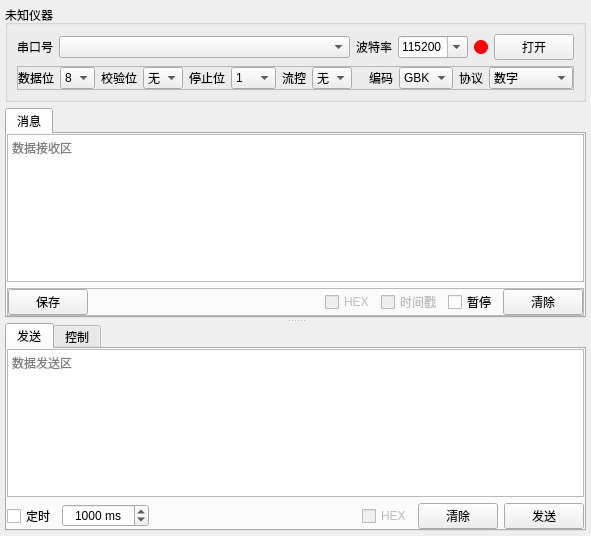
This is start_serial/startcommunication.ui in m-RNA/TemperatureSelfCorrectionBasedOnQtSerial as Qt 5 draws it before an edit. The edited form follows.
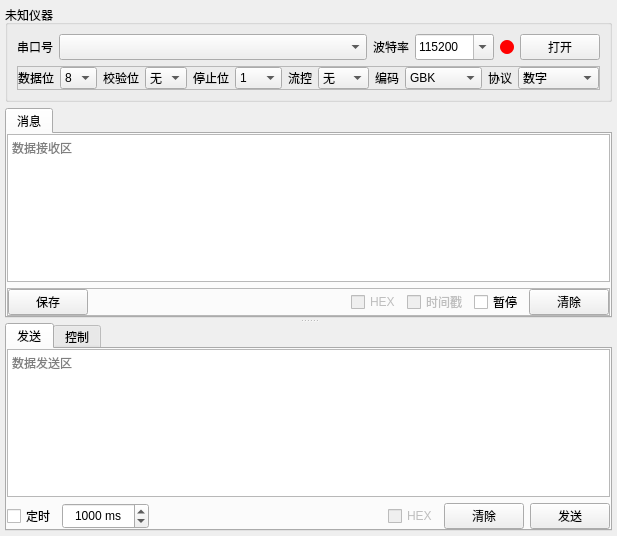
This is the edited form. Icons and pictures are not drawn.

Commit message: 修正：微调界面，使其能显示全汉字

What changed in the file:
```diff
--- a/start_serial/startcommunication.ui
+++ b/start_serial/startcommunication.ui
@@ -68,17 +68,11 @@
          </item>
          <item>
           <widget class="QComboBox" name="cbDataBit">
-           <property name="minimumSize">
-            <size>
-             <width>35</width>
-             <height>0</height>
-            </size>
-           </property>
-           <property name="maximumSize">
-            <size>
-             <width>40</width>
-             <height>16777215</height>
-            </size>
+           <property name="sizePolicy">
+            <sizepolicy hsizetype="Preferred" vsizetype="Preferred">
+             <horstretch>0</horstretch>
+             <verstretch>0</verstretch>
+            </sizepolicy>
            </property>
            <item>
             <property name="text">
@@ -111,17 +105,11 @@
          </item>
          <item>
           <widget class="QComboBox" name="cbCheckBit">
-           <property name="minimumSize">
-            <size>
-             <width>40</width>
-             <height>0</height>
-            </size>
-           </property>
-           <property name="maximumSize">
-            <size>
-             <width>40</width>
-             <height>16777215</height>
-            </size>
+           <property name="sizePolicy">
+            <sizepolicy hsizetype="Preferred" vsizetype="Preferred">
+             <horstretch>0</horstretch>
+             <verstretch>0</verstretch>
+            </sizepolicy>
            </property>
            <item>
             <property name="text">
@@ -149,17 +137,11 @@
          </item>
          <item>
           <widget class="QComboBox" name="cbStopBit">
-           <property name="minimumSize">
-            <size>
-             <width>45</width>
-             <height>0</height>
-            </size>
-           </property>
-           <property name="maximumSize">
-            <size>
-             <width>40</width>
-             <height>16777215</height>
-            </size>
+           <property name="sizePolicy">
+            <sizepolicy hsizetype="Preferred" vsizetype="Preferred">
+             <horstretch>0</horstretch>
+             <verstretch>0</verstretch>
+            </sizepolicy>
            </property>
            <item>
             <property name="text">
@@ -187,17 +169,11 @@
          </item>
          <item>
           <widget class="QComboBox" name="cbFlowCtrl">
-           <property name="minimumSize">
-            <size>
-             <width>40</width>
-             <height>0</height>
-            </size>
-           </property>
-           <property name="maximumSize">
-            <size>
-             <width>40</width>
-             <height>16777215</height>
-            </size>
+           <property name="sizePolicy">
+            <sizepolicy hsizetype="Preferred" vsizetype="Preferred">
+             <horstretch>0</horstretch>
+             <verstretch>0</verstretch>
+            </sizepolicy>
            </property>
            <property name="currentIndex">
             <number>0</number>
@@ -241,11 +217,11 @@
          </item>
          <item>
           <widget class="QComboBox" name="cbEncode">
-           <property name="minimumSize">
-            <size>
-             <width>54</width>
-             <height>0</height>
-            </size>
+           <property name="sizePolicy">
+            <sizepolicy hsizetype="Preferred" vsizetype="Preferred">
+             <horstretch>0</horstretch>
+             <verstretch>0</verstretch>
+            </sizepolicy>
            </property>
            <property name="currentIndex">
             <number>1</number>
@@ -291,11 +267,11 @@
          </item>
          <item>
           <widget class="QComboBox" name="cbAnalyse">
-           <property name="minimumSize">
-            <size>
-             <width>84</width>
-             <height>0</height>
-            </size>
+           <property name="sizePolicy">
+            <sizepolicy hsizetype="Preferred" vsizetype="Preferred">
+             <horstretch>0</horstretch>
+             <verstretch>0</verstretch>
+            </sizepolicy>
            </property>
            <property name="currentIndex">
             <number>1</number>
@@ -359,7 +335,7 @@
            <item>
             <widget class="QComboBox" name="cbSerial">
              <property name="sizePolicy">
-              <sizepolicy hsizetype="Preferred" vsizetype="Fixed">
+              <sizepolicy hsizetype="Expanding" vsizetype="Preferred">
                <horstretch>0</horstretch>
                <verstretch>0</verstretch>
               </sizepolicy>
@@ -368,12 +344,6 @@
            </item>
            <item>
             <widget class="QLabel" name="label_8">
-             <property name="maximumSize">
-              <size>
-               <width>36</width>
-               <height>16777215</height>
-              </size>
-             </property>
              <property name="text">
               <string>波特率</string>
              </property>
@@ -381,17 +351,11 @@
            </item>
            <item>
             <widget class="QComboBox" name="cbBaudrate">
-             <property name="minimumSize">
-              <size>
-               <width>70</width>
-               <height>0</height>
-              </size>
-             </property>
-             <property name="maximumSize">
-              <size>
-               <width>70</width>
-               <height>16777215</height>
-              </size>
+             <property name="sizePolicy">
+              <sizepolicy hsizetype="Preferred" vsizetype="Preferred">
+               <horstretch>0</horstretch>
+               <verstretch>0</verstretch>
+              </sizepolicy>
              </property>
              <property name="editable">
               <bool>true</bool>
@@ -527,11 +491,11 @@
            </item>
            <item>
             <widget class="QPushButton" name="btnSerialSwitch">
-             <property name="maximumSize">
-              <size>
-               <width>80</width>
-               <height>16777215</height>
-              </size>
+             <property name="sizePolicy">
+              <sizepolicy hsizetype="Preferred" vsizetype="Preferred">
+               <horstretch>0</horstretch>
+               <verstretch>0</verstretch>
+              </sizepolicy>
              </property>
              <property name="text">
               <string>打开</string>
@@ -658,7 +622,7 @@
               <bool>false</bool>
              </property>
              <property name="sizePolicy">
-              <sizepolicy hsizetype="Fixed" vsizetype="Fixed">
+              <sizepolicy hsizetype="Preferred" vsizetype="Preferred">
                <horstretch>0</horstretch>
                <verstretch>0</verstretch>
               </sizepolicy>
@@ -674,7 +638,7 @@
               <bool>false</bool>
              </property>
              <property name="sizePolicy">
-              <sizepolicy hsizetype="Fixed" vsizetype="Fixed">
+              <sizepolicy hsizetype="Preferred" vsizetype="Preferred">
                <horstretch>0</horstretch>
                <verstretch>0</verstretch>
               </sizepolicy>
@@ -687,7 +651,7 @@
            <item>
             <widget class="QCheckBox" name="cbPause">
              <property name="sizePolicy">
-              <sizepolicy hsizetype="Fixed" vsizetype="Fixed">
+              <sizepolicy hsizetype="Preferred" vsizetype="Preferred">
                <horstretch>0</horstretch>
                <verstretch>0</verstretch>
               </sizepolicy>
@@ -699,6 +663,12 @@
            </item>
            <item>
             <widget class="QPushButton" name="btnClearRecvTE">
+             <property name="sizePolicy">
+              <sizepolicy hsizetype="Preferred" vsizetype="Preferred">
+               <horstretch>0</horstretch>
+               <verstretch>0</verstretch>
+              </sizepolicy>
+             </property>
              <property name="whatsThis">
               <string>清除</string>
              </property>
@@ -756,7 +726,7 @@
           <item>
            <widget class="QCheckBox" name="cbSendRegular">
             <property name="sizePolicy">
-             <sizepolicy hsizetype="Fixed" vsizetype="Fixed">
+             <sizepolicy hsizetype="Preferred" vsizetype="Preferred">
               <horstretch>0</horstretch>
               <verstretch>0</verstretch>
              </sizepolicy>
@@ -769,7 +739,7 @@
           <item>
            <widget class="QSpinBox" name="spbxRegularTime">
             <property name="sizePolicy">
-             <sizepolicy hsizetype="Preferred" vsizetype="Fixed">
+             <sizepolicy hsizetype="Preferred" vsizetype="Preferred">
               <horstretch>0</horstretch>
               <verstretch>0</verstretch>
              </sizepolicy>
@@ -810,7 +780,7 @@
              <bool>false</bool>
             </property>
             <property name="sizePolicy">
-             <sizepolicy hsizetype="Fixed" vsizetype="Fixed">
+             <sizepolicy hsizetype="Preferred" vsizetype="Preferred">
               <horstretch>0</horstretch>
               <verstretch>0</verstretch>
              </sizepolicy>
@@ -822,6 +792,12 @@
           </item>
           <item>
            <widget class="QPushButton" name="btnClearSendTE">
+            <property name="sizePolicy">
+             <sizepolicy hsizetype="Preferred" vsizetype="Preferred">
+              <horstretch>0</horstretch>
+              <verstretch>0</verstretch>
+             </sizepolicy>
+            </property>
             <property name="text">
              <string>清除</string>
             </property>
@@ -833,6 +809,12 @@
           </item>
           <item>
            <widget class="QPushButton" name="btnSend">
+            <property name="sizePolicy">
+             <sizepolicy hsizetype="Preferred" vsizetype="Preferred">
+              <horstretch>0</horstretch>
+              <verstretch>0</verstretch>
+             </sizepolicy>
+            </property>
             <property name="text">
              <string>发送</string>
             </property>
```
Left out of the diff: 12 changed lines with no effect on the pictures. The commit also changes 3 other files.
